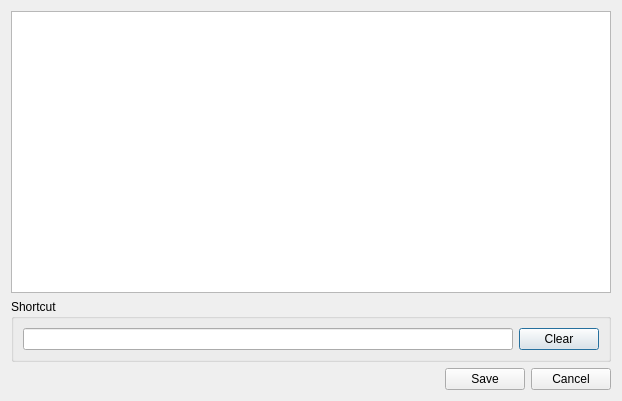
First picture: the form in src/gui/Src/Gui/ShortcutsDialog.ui, repository x64dbg/x64dbg, before the edit.
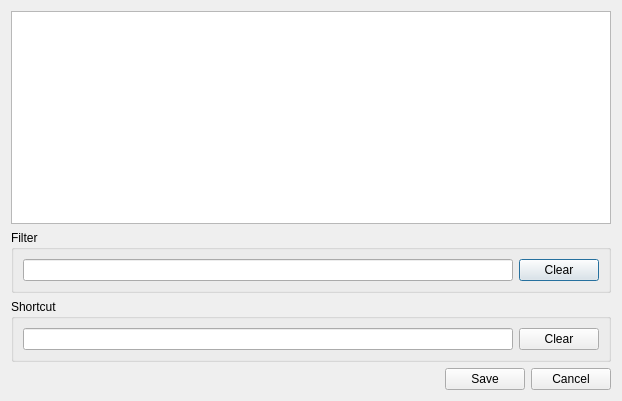
Second picture: the form after the edit. Icons and pictures are not drawn. Custom widgets are drawn as their Qt base class.

Commit message: Added action filter box Added shortcut copyline Added shortcut binding for copyline

Diff of the .ui file:
```diff
--- a/src/gui/Src/Gui/ShortcutsDialog.ui
+++ b/src/gui/Src/Gui/ShortcutsDialog.ui
@@ -21,6 +21,25 @@
    <item>
     <widget class="QTableWidget" name="tblShortcuts"/>
    </item>
+   <item>
+    <widget class="QGroupBox" name="filterBox">
+     <property name="title">
+      <string>Filter</string>
+     </property>
+     <layout class="QHBoxLayout" name="horizontalLayout_3">
+      <item>
+       <widget class="QLineEdit" name="filterEdit"/>
+      </item>
+      <item>
+       <widget class="QPushButton" name="bntClearFilter">
+        <property name="text">
+         <string>Clear</string>
+        </property>
+       </widget>
+      </item>
+     </layout>
+    </widget>
+   </item>
    <item>
     <widget class="QGroupBox" name="groupBox">
      <property name="title">
```
The commit also changes 5 other files.
